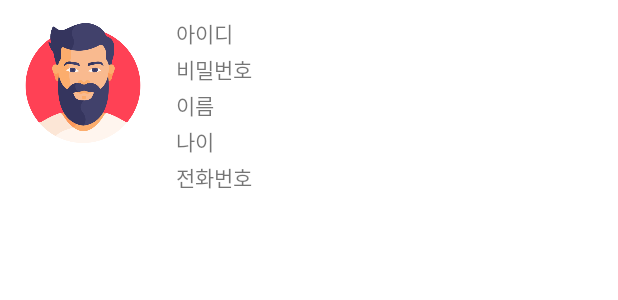
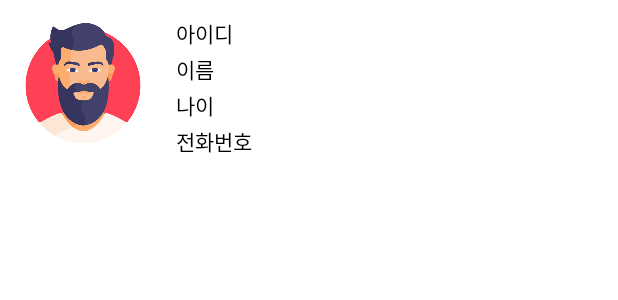
Before and after one commit to kim-jaeheon115/match_ball, an Android app: the layout list_item.xml on its own in the app's theme, with its tools: preview values and no code run, on a phone screen of 412 x 824 dp. Shown: the top 300 px of the screen. Run offline under Robolectric (Android 15) with nearby library versions, the phone set to English and light mode, and no system bars.

Commit message:
12.1 * user 조회완료

```diff
--- a/app/src/main/java/com/example/matchball/UserAccount.java
+++ b/app/src/main/java/com/example/matchball/UserAccount.java
@@ -2,6 +2,7 @@ package com.example.matchball;
 
 /*
 사용자 계정 정보 모델 클래스
+회원가입
 */
 public class UserAccount {
 
@@ -63,11 +64,6 @@ public class UserAccount {
         this.nickname = nickname;
     }
 
-//    public UserAccount(String name, String age) { //생성자인데 없어도될거같음
-//        this.name = name;
-//        this.age = age;
-//    }
-
     public String getName() {
         return name;
     }
--- a/app/src/main/java/com/example/matchball/UserDatabase.java
+++ b/app/src/main/java/com/example/matchball/UserDatabase.java
@@ -23,7 +23,7 @@ public class UserDatabase extends AppCompatActivity {
     private RecyclerView recyclerView;
     private RecyclerView.Adapter adapter;
     private RecyclerView.LayoutManager layoutManager;
-    private ArrayList<User> arrayList;
+    private ArrayList<UserAccount> arrayList;
     private FirebaseDatabase database;
     private DatabaseReference databaseReference;
 
@@ -55,9 +55,7 @@ public class UserDatabase extends AppCompatActivity {
             public void onDataChange(@NonNull DataSnapshot snapshot) {
                 //파이어베이스 데이터베이스의 데이터를 받아오는곳
                 for(DataSnapshot snapshot1 : snapshot.getChildren()){ //옛날버전이라 스냅샷1로 ㄱㄱ
-                    Log.d(TAG, "snapShot : " + snapshot1);
-                    User user = snapshot.getValue(User.class);//만들어둔 User객체에 데이터를 담는다
-                    Log.d(TAG, "snapshop : " + user);
+                    UserAccount user = snapshot1.getValue(UserAccount.class);//만들어둔 User객체에 데이터를 담는다
                     arrayList.add(user);//담은 데이터들을 배열리스트에 넣고 리사이클러뷰로 보낼준비
                 }
                 adapter.notifyDataSetChanged(); //리스트 저장 및 새로고침
--- a/app/src/main/res/layout/activity_user_register.xml
+++ b/app/src/main/res/layout/activity_user_register.xml
@@ -4,7 +4,7 @@
     xmlns:tools="http://schemas.android.com/tools"
     android:layout_width="match_parent"
     android:layout_height="match_parent"
-    android:padding="16dp"
+    android:padding="10dp"
     tools:context=".MainActivity">
 
     <LinearLayout
--- a/app/src/main/res/layout/activity_userdb.xml
+++ b/app/src/main/res/layout/activity_userdb.xml
@@ -1,5 +1,6 @@
 <?xml version="1.0" encoding="utf-8"?>
-<androidx.constraintlayout.widget.ConstraintLayout xmlns:android="http://schemas.android.com/apk/res/android"
+<ScrollView
+    xmlns:android="http://schemas.android.com/apk/res/android"
     xmlns:app="http://schemas.android.com/apk/res-auto"
     xmlns:tools="http://schemas.android.com/tools"
     android:layout_width="match_parent"
@@ -13,4 +14,4 @@
         android:layout_width="match_parent"
         android:layout_height="match_parent"/>
 
-</androidx.constraintlayout.widget.ConstraintLayout>
+</ScrollView>
--- a/app/src/main/res/layout/list_item.xml
+++ b/app/src/main/res/layout/list_item.xml
@@ -1,5 +1,6 @@
 <?xml version="1.0" encoding="utf-8"?>
-<LinearLayout xmlns:android="http://schemas.android.com/apk/res/android"
+<ScrollView
+    xmlns:android="http://schemas.android.com/apk/res/android"
     android:orientation="vertical"
     android:padding="10dp"
     android:layout_width="match_parent"
@@ -7,7 +8,8 @@
 
     <LinearLayout
         android:layout_width="match_parent"
-        android:layout_height="wrap_content">
+        android:layout_height="wrap_content"
+        android:orientation="horizontal">
 
         <ImageView
             android:id="@+id/iv_profile"
@@ -27,29 +29,28 @@
                 android:layout_width="match_parent"
                 android:layout_height="wrap_content"
                 android:text="아이디"
+                android:textColor="@color/black"
                 android:layout_margin="1dp"/>
-            <TextView
-                android:id="@+id/tv_pw"
-                android:layout_width="match_parent"
-                android:layout_height="wrap_content"
-                android:text="비밀번호"
-                android:layout_margin="1dp"/>
+
             <TextView
                 android:id="@+id/tv_userName"
                 android:layout_width="match_parent"
                 android:layout_height="wrap_content"
+                android:textColor="@color/black"
                 android:text="이름"
                 android:layout_margin="1dp"/>
             <TextView
                 android:id="@+id/tv_age"
                 android:layout_width="match_parent"
                 android:layout_height="wrap_content"
+                android:textColor="@color/black"
                 android:text="나이"
                 android:layout_margin="1dp"/>
             <TextView
                 android:id="@+id/tv_phoneNumbers"
                 android:layout_width="match_parent"
                 android:layout_height="wrap_content"
+                android:textColor="@color/black"
                 android:text="전화번호"
                 android:layout_margin="1dp"/>
 
@@ -64,4 +65,4 @@
 
 
 
-</LinearLayout>
+</ScrollView>
```
Also changed, not shown: app/src/main/java/com/example/matchball/CustomAdapter.java (+12 -15 lines), app/src/main/java/com/example/matchball/User.java (+14 -19 lines).
